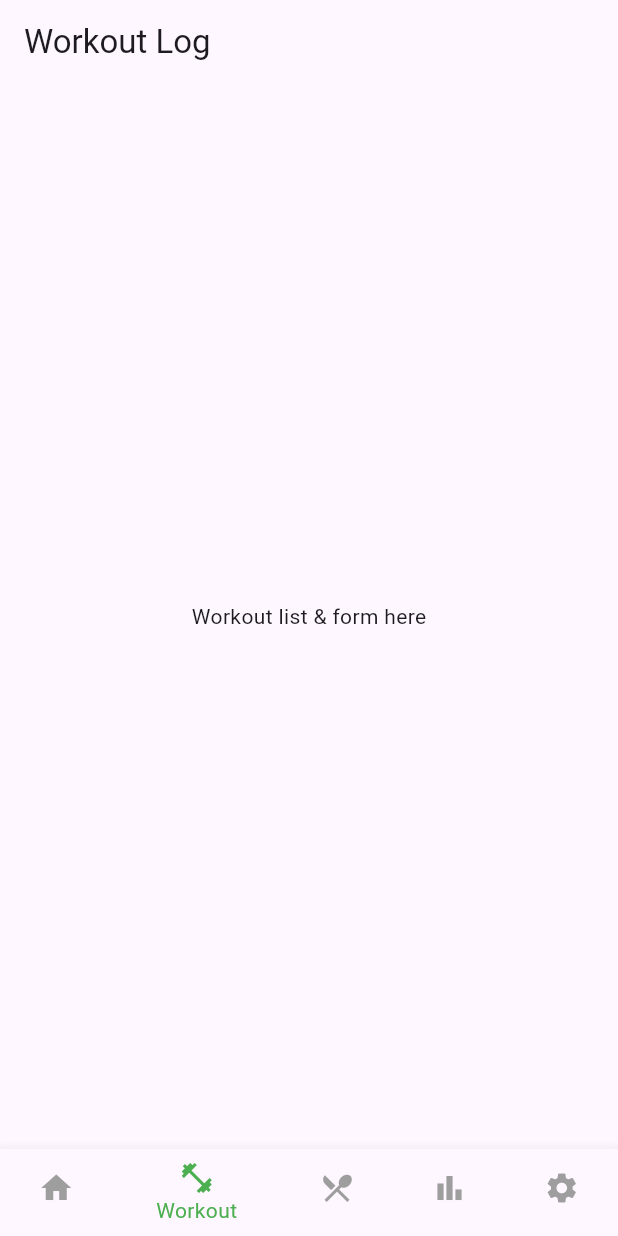
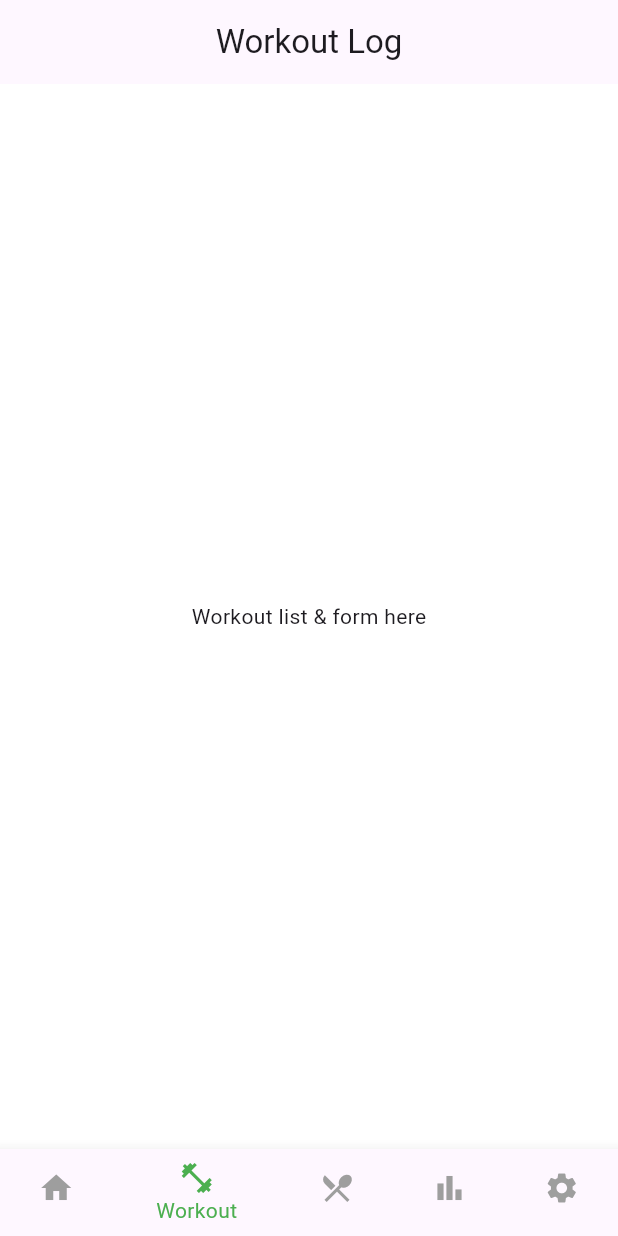
Before and after one commit to 002891677/Group_Project1, a Flutter app: the screen it shows after launch, item 2 of the bottom bar chosen, on a phone screen of 412 x 824 dp. Run offline on Flutter 3.47's test engine with Material 3 defaults, Android fonts, the phone set to English and light mode, and no system bars.

Commit message:
chore: wire bottom nav as home and theme polish

```diff
--- a/lib/main.dart
+++ b/lib/main.dart
@@ -10,7 +10,11 @@ class FitnessTrackerApp extends StatelessWidget {
   Widget build(BuildContext context) {
     return MaterialApp(
       title: 'Fitness Tracker',
-      theme: ThemeData(primarySwatch: Colors.green),
+      theme: ThemeData(
+        primarySwatch: Colors.green,
+        scaffoldBackgroundColor: Colors.white,
+        appBarTheme: const AppBarTheme(centerTitle: true),
+      ),
       home: const BottomNavController(),
       debugShowCheckedModeBanner: false,
     );
```
